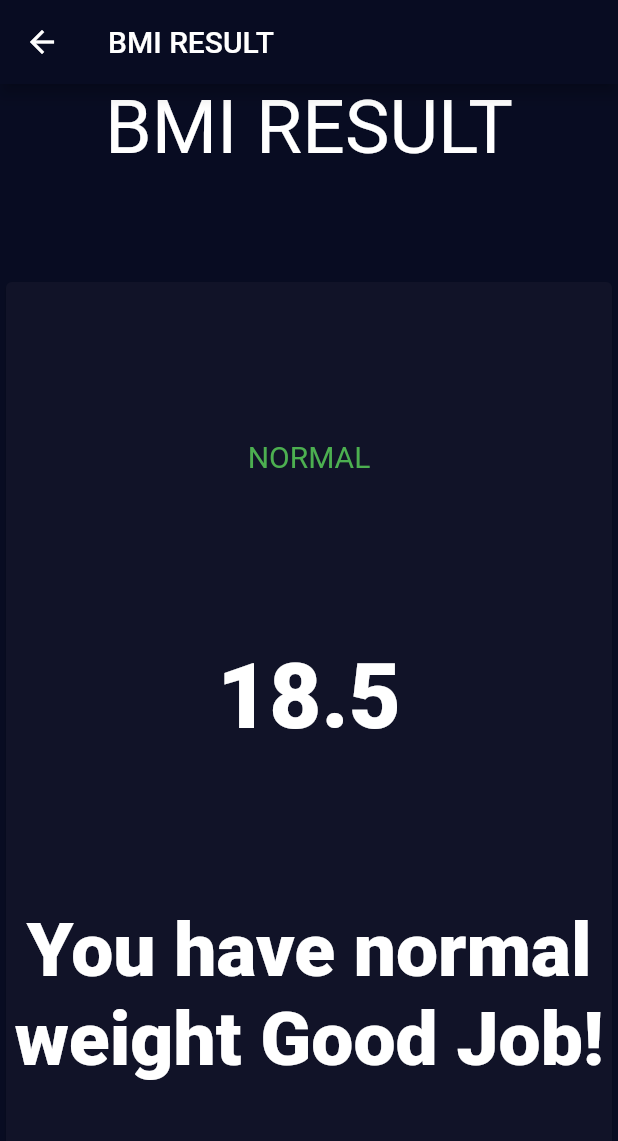
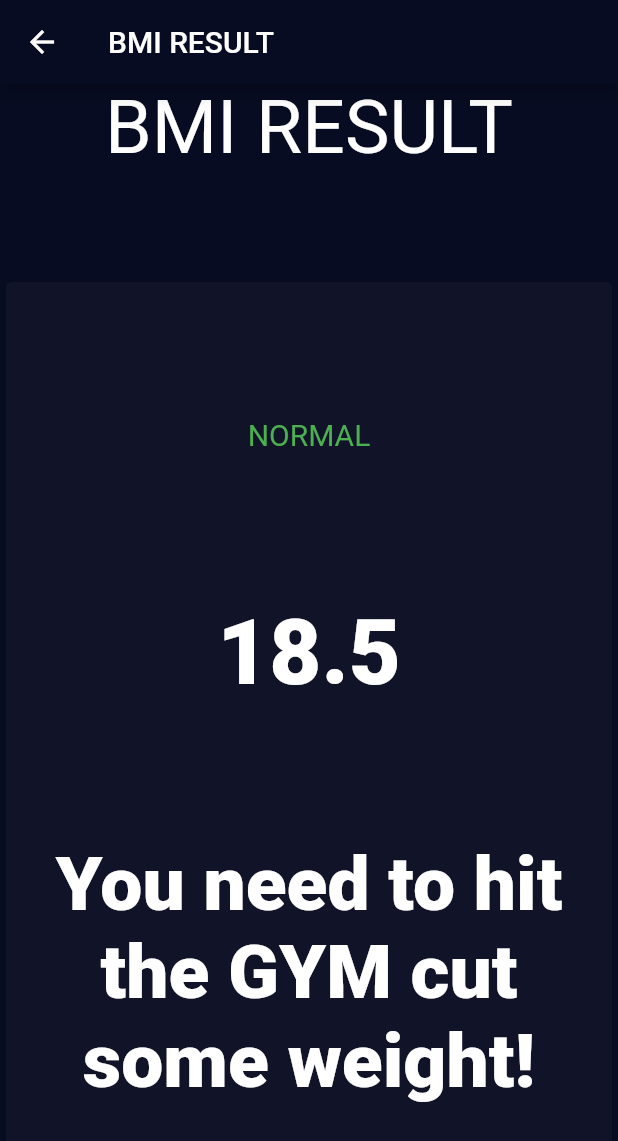
Before and after one commit to HassanDev1/bmi_calculator, a Flutter app: the Result screen opened directly, on a phone screen of 412 x 824 dp. Shown: the top 1141 px of the screen. Run offline on Flutter 3.47's test engine with Material 2 defaults, Android fonts, the phone set to English and light mode, and no system bars; our stand-ins replace font_awesome_flutter.

Commit message:
added filter algo

```diff
--- a/lib/components/bmi_calculator.dart
+++ b/lib/components/bmi_calculator.dart
@@ -18,5 +18,16 @@ class Calculate {
      _bmiResult = weight/pow((height/100), 2);
     return _bmiResult.toStringAsFixed(1);
   }
+  String getTextResult(){
+    if (_bmiResult>=18.1){
+      return "You need to hit the GYM cut some weight!";
+    }
+    else if(_bmiResult < 18 && _bmiResult >13.0){
+      return "You have normal weight, Good Job!";
+    }
+    else{
+      return "You need to eat a lot of junk food to gain weight";
+    }
+  }
 
 }
--- a/lib/screens/bmi_result.dart
+++ b/lib/screens/bmi_result.dart
@@ -57,7 +57,7 @@ class Result extends StatelessWidget {
                     ),
                     ),
                   ),
-                  Text("You have normal weight Good Job!",
+                  Text(calculate.getTextResult(),
                   textAlign: TextAlign.center,
                   style: TextStyle(fontWeight: FontWeight.w900,
                   fontSize: 50.0,
```
